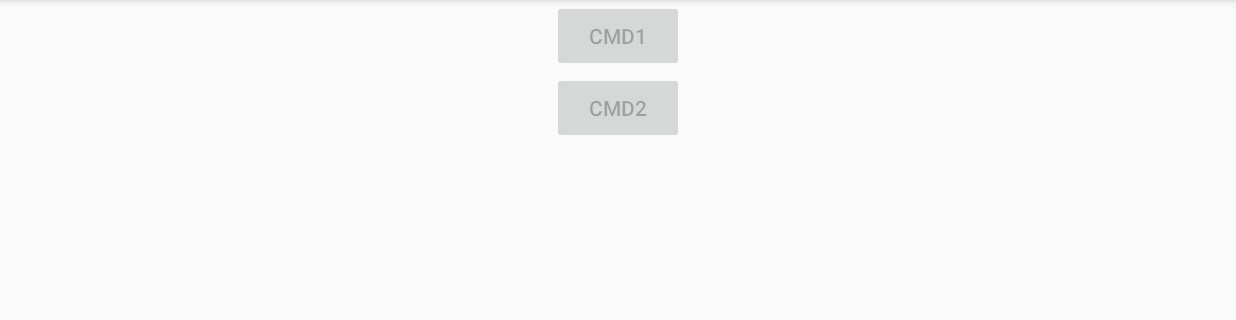
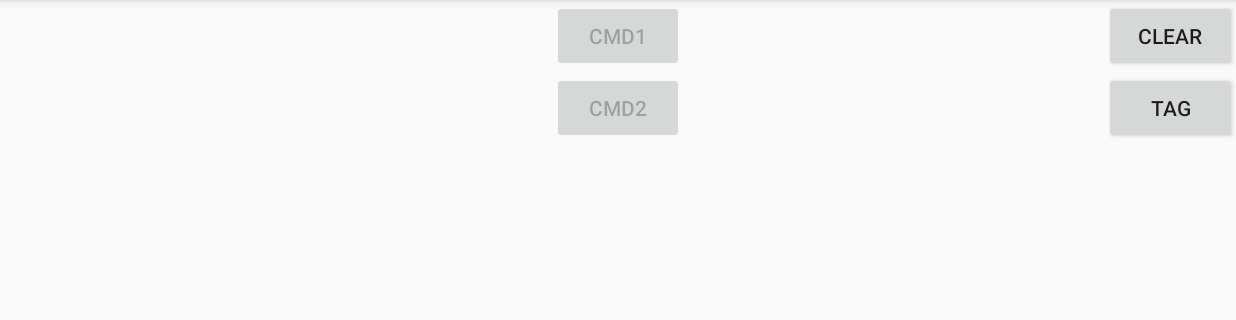
Before and after one commit to AnaniasLima/SerialBasics, an Android app: the screen it shows after launch (MainActivity), on a phone screen of 824 x 412 dp (held sideways), the part 72-392 px from its top. Run offline under Robolectric (Android 15) with nearby library versions, the phone set to English and light mode, and no system bars; our stand-ins replace Timber; libraries missing offline, so code that uses them is left out: com.felhr.usbserial; 1 statement that could not run was skipped.

Commit message:
Start da app no boot do tablet ainda com problema pedindo autorização para acessar a USB

```diff
--- a/app/src/main/AndroidManifest.xml
+++ b/app/src/main/AndroidManifest.xml
@@ -2,9 +2,10 @@
 <manifest xmlns:android="http://schemas.android.com/apk/res/android"
     package="com.example.serialbasics">
 
-
     <uses-permission android:name="android.permission.USB" />
     <uses-permission android:name="android.permission.RECEIVE_BOOT_COMPLETED" />
+
+
 
 <!--    ACTION_START_RUNNING_BOOSTER-->
 
@@ -37,6 +38,7 @@
     <receiver android:name="StartMyActivityAtBootReceiver">
         <intent-filter>
             <action android:name="android.intent.action.BOOT_COMPLETED"/>
+            <category android:name="android.intent.category.CATEGORY_LAUNCHER_APP" />
         </intent-filter>
     </receiver>
 
--- a/app/src/main/java/com/example/serialbasics/MainActivity.kt
+++ b/app/src/main/java/com/example/serialbasics/MainActivity.kt
@@ -1,21 +1,17 @@
 package com.example.serialbasics
 
-import android.app.PendingIntent
 import android.content.BroadcastReceiver
 import android.content.Context
 import android.content.Intent
 import android.content.IntentFilter
-import android.hardware.usb.UsbDevice
-import android.hardware.usb.UsbDeviceConnection
 import android.hardware.usb.UsbManager
 import androidx.appcompat.app.AppCompatActivity
 import android.os.Bundle
-import com.felhr.usbserial.UsbSerialDevice
-import com.felhr.usbserial.UsbSerialInterface
 import kotlinx.android.synthetic.main.activity_main.*
 import timber.log.Timber
 import android.net.wifi.WifiManager
 import android.os.Handler
+import android.util.Log
 import com.example.serialbasics.Data.Model.ConnectThread
 import java.text.SimpleDateFormat
 import java.util.*
@@ -24,26 +20,28 @@ import java.util.*
 
 class MainActivity : AppCompatActivity() {
 
-
     private var USB_SERIAL_REQUEST_INTERVAL = 30000L
     private var USB_SERIAL_TIME_TO_CONNECT_INTERVAL = 10000L
+    private var usbSerialRequestHandler = Handler()
+//    lateinit var connectThread: ConnectThread
+    private var stringGiganteMostraNaTela: String = ""
 
-    private var usbSerialRequestHandler = Handler()
-
-    lateinit var connectThread: ConnectThread
-
-    private var stringGiganteMostraNaTela: String = ""
-    private var linhaMostraNaTela = 0
-
+    private var mostraNaTelaHandler = Handler()
     private var updateMostraNaTela = Runnable {
         textView.setText(stringGiganteMostraNaTela)
     }
 
 
     fun mostraNaTela(str:String) {
-        stringGiganteMostraNaTela = str + "\n" + stringGiganteMostraNaTela
-        updateMostraNaTela.run()
-//        textView.setText(stringGiganteMostraNaTela)
+        var strHora = SimpleDateFormat("HH:mm:ss").format(Calendar.getInstance().time)
+        var newString = "$strHora - $str"
+
+        Timber.i(newString)
+
+        stringGiganteMostraNaTela = "  $newString\n$stringGiganteMostraNaTela"
+
+        mostraNaTelaHandler.removeCallbacks(updateMostraNaTela)
+        mostraNaTelaHandler.postDelayed(updateMostraNaTela, 10)
     }
 
     public fun usbSerialContinueChecking() {
@@ -56,18 +54,15 @@ class MainActivity : AppCompatActivity() {
         mostraNaTela("agendando proximo STATUS_REQUEST para:---" + SimpleDateFormat("HH:mm:ss").format(
             Calendar.getInstance().time.time.plus(delayToNext)) + "(" + delayToNext.toString() + ")")
 
-        Timber.i("agendando proximo STATUS_REQUEST para:--- ${SimpleDateFormat("HH:mm:ss").format(
-            Calendar.getInstance().time.time.plus(delayToNext))} (${delayToNext})")
         usbSerialRequestHandler.removeCallbacks(usbSerialRunnable)
         usbSerialRequestHandler.postDelayed(usbSerialRunnable, delayToNext)
     }
 
     public fun usbSerialImediateChecking(delayToNext: Long) {
 
-        mostraNaTela("agendando proximo STATUS_REQUEST para:---" + SimpleDateFormat("HH:mm:ss").format(
+        mostraNaTela("agendando STATUS_REQUEST para:---" + SimpleDateFormat("HH:mm:ss").format(
             Calendar.getInstance().time.time.plus(delayToNext)) + "(" + delayToNext.toString() + ")")
 
-        Timber.i("===== Agendandamento imediato de usbSerialRunnable")
         usbSerialRequestHandler.removeCallbacks(usbSerialRunnable)
         usbSerialRequestHandler.postDelayed(usbSerialRunnable, delayToNext)
     }
@@ -83,29 +78,37 @@ class MainActivity : AppCompatActivity() {
 //        usbSerialRequestHandler.postDelayed(usbSerialRunnable, time)
 //    }
 
+    var ZZC = Runnable {
+        ArduinoSerialDevice.connect()
+    }
+
     private var usbSerialRunnable = Runnable {
+        Timber.i("Entrando em usbSerialRunnable")
         if ( ArduinoSerialDevice.isConnected ) {
-            mostraNaTela("Conectado")
-            Timber.i("Conectado")
+            mostraNaTela("usbSerialRunnable Conectado")
             btnSendCmd1.isEnabled = true
             btnSendCmd2.isEnabled = true
         } else {
-            mostraNaTela("NAO Conectado")
-            Timber.i("Não Conectado")
+            mostraNaTela("usbSerialRunnable NAO Conectado")
             btnSendCmd1.isEnabled = false
             btnSendCmd2.isEnabled = false
 
-            Thread().run {
-                ArduinoSerialDevice.connect()
-            }
+            Timber.i("usbSerialRunnable Vai ativar thread connect")
+//            Thread().run {
+//                ArduinoSerialDevice.connect()
+//            }
 
 
 //            connectThread = ConnectThread(ConnectThread.CONNECT)
 //            connectThread.start()
 
+            ConnectThread(ConnectThread.CONNECT).start()
+
+            Timber.i("usbSerialRunnable Vai ativar thread connect OK")
 //            ArduinoSerialDevice.connect()
         }
 
+        Timber.i("usbSerialRunnable chamando usbSerialContinueChecking")
         usbSerialContinueChecking()
     }
 
@@ -126,6 +129,9 @@ class MainActivity : AppCompatActivity() {
 
     override fun onCreate(savedInstanceState: Bundle?) {
 
+        Log.i("MainActivity","========== __onCreate__   ===========" )
+
+
         super.onCreate(savedInstanceState)
 
         setContentView(R.layout.activity_main)
@@ -134,19 +140,27 @@ class MainActivity : AppCompatActivity() {
             Timber.plant(Timber.DebugTree())
         }
 
+        mostraNaTela("Iniciando MainActivity")
+
         ArduinoSerialDevice.usbManager =
             applicationContext.getSystemService(Context.USB_SERVICE) as UsbManager
         ArduinoSerialDevice.myContext = applicationContext
         ArduinoSerialDevice.mainActivity = this
         ArduinoSerialDevice.usbSetFilters()
 
-
-        mostraNaTela("Linha 1")
-
         btnSendCmd1.setOnClickListener { ArduinoSerialDevice.sendData("{\\\"cmd\\\":\\\"fw_status_rq\\\",\\\"action\\\":\\\"question\\\",\\\"timestamp\\\":\\\"1584544328020\\\",\\\"noteiroOnTimestamp\\\":\\\"\\\"}\n") }
         btnSendCmd2.setOnClickListener { ArduinoSerialDevice.sendData("x\r\n") }
+        btnClear.setOnClickListener {
+            stringGiganteMostraNaTela = ""
+            textView.setText(stringGiganteMostraNaTela)
+        }
+        btntag.setOnClickListener {
+            mostraNaTela("")
+            mostraNaTela("")
+        }
 
-        usbSerialContinueChecking()
+        Timber.i("Vai iniciar processo de pooling para ver o estado do conexao USB-SERIAL")
+        usbSerialImediateChecking(100)
     }
 
 
--- a/app/src/main/res/layout/activity_main.xml
+++ b/app/src/main/res/layout/activity_main.xml
@@ -26,11 +26,29 @@
         app:layout_constraintRight_toRightOf="parent"
         app:layout_constraintTop_toBottomOf="@id/btnSendCmd1" />
 
+    <Button
+        android:id="@+id/btnClear"
+        android:layout_width="wrap_content"
+        android:layout_height="wrap_content"
+        android:enabled="true"
+        android:text="@string/clear"
+        app:layout_constraintRight_toRightOf="parent"
+        app:layout_constraintTop_toTopOf="parent" />
+
+    <Button
+        android:id="@+id/btntag"
+        android:layout_width="wrap_content"
+        android:layout_height="wrap_content"
+        android:enabled="true"
+        android:text="@string/tag"
+        app:layout_constraintRight_toRightOf="parent"
+        app:layout_constraintTop_toBottomOf="@id/btnClear" />
+
 
     <TextView
         android:id="@+id/textView"
         android:layout_width="match_parent"
-        android:layout_height="500dp"
+        android:layout_height="600dp"
         android:text="Uma linha bem grande para set testada com uma extensão maior"
         app:layout_constraintBottom_toBottomOf="parent"
         app:layout_constraintEnd_toEndOf="parent"
--- a/app/src/main/res/values/strings.xml
+++ b/app/src/main/res/values/strings.xml
@@ -2,4 +2,6 @@
     <string name="app_name">SerialBasics</string>
     <string name="cmd1">CMD1</string>
     <string name="cmd2">CMD2</string>
+    <string name="clear">CLEAR</string>
+    <string name="tag">TAG</string>
 </resources>
```
Also changed, not shown: app/src/main/java/com/example/serialbasics/ArduinoSerialDevice.kt (+20 -31 lines).
